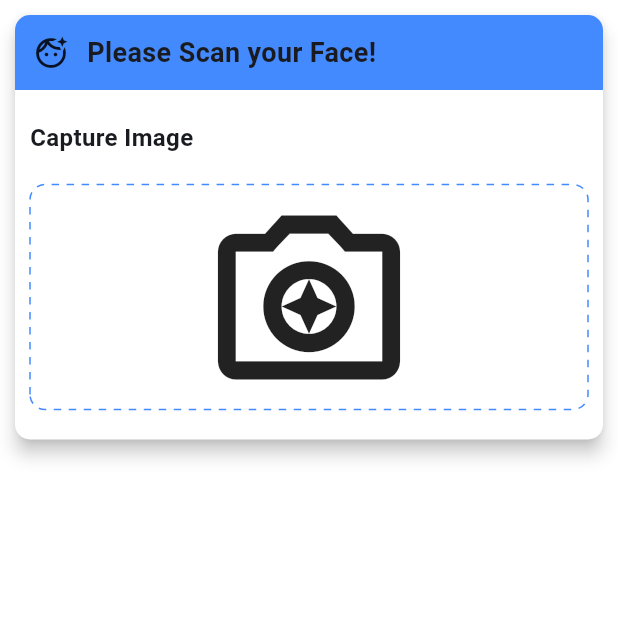
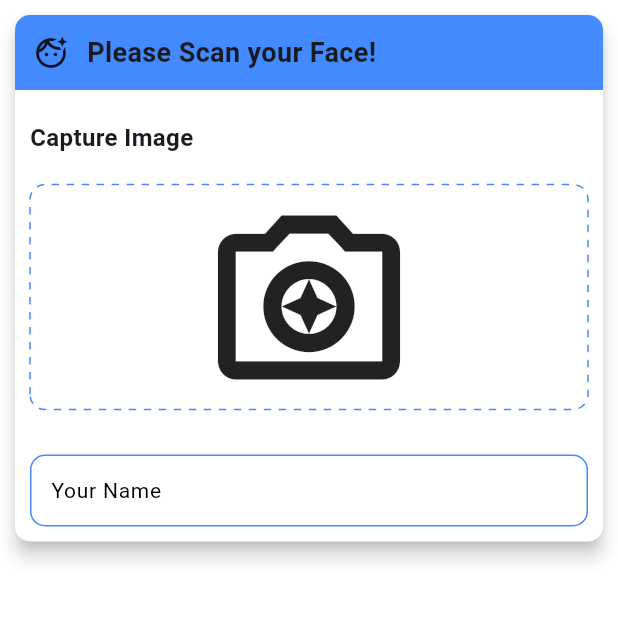
Before and after one commit to knalbdev/attendance_app, a Flutter app: the AttendanceScreen screen opened directly, on a phone screen of 412 x 824 dp, the part 84-707 px from its top. Run offline on Flutter 3.47's test engine with Material 3 defaults, Android fonts, the phone set to English and light mode, and no system bars; drawn by our look-alikes of dotted_border; our stand-ins replace camera, cloud_firestore, firebase_core; missing offline and left inert: google_mlkit_face_detection; accounts and stored records are empty.

Commit message:
creating name text field

```diff
--- a/lib/ui/attend/attendance_screen.dart
+++ b/lib/ui/attend/attendance_screen.dart
@@ -131,6 +131,35 @@ class _AttendanceScreenState extends State<AttendanceScreen> {
                     ),
                   ),
                 ),
+              ),
+              Padding(
+                padding: EdgeInsets.all(10),
+                child: TextField(
+                  textInputAction: TextInputAction.done,
+                  keyboardType: TextInputType.text,
+                  controller: controller,
+                  decoration: InputDecoration(
+                    contentPadding: EdgeInsets.symmetric(horizontal: 10),
+                    labelText: "Your Name",
+                    hintText: "Please type your name here",
+                    hintStyle: TextStyle(
+                      fontSize: 14,
+                      color: Colors.grey
+                    ),
+                    labelStyle: TextStyle(
+                      fontSize: 14,
+                      color: Colors.black
+                    ),
+                    border: OutlineInputBorder(
+                      borderRadius: BorderRadius.circular(10),
+                      borderSide: BorderSide(color: Colors.blueAccent)
+                    ),
+                    enabledBorder: OutlineInputBorder(
+                      borderRadius: BorderRadius.circular(10),
+                      borderSide: BorderSide(color: Colors.blueAccent)
+                    )
+                  ),
+                ),
               )
             ],
           ),
```
